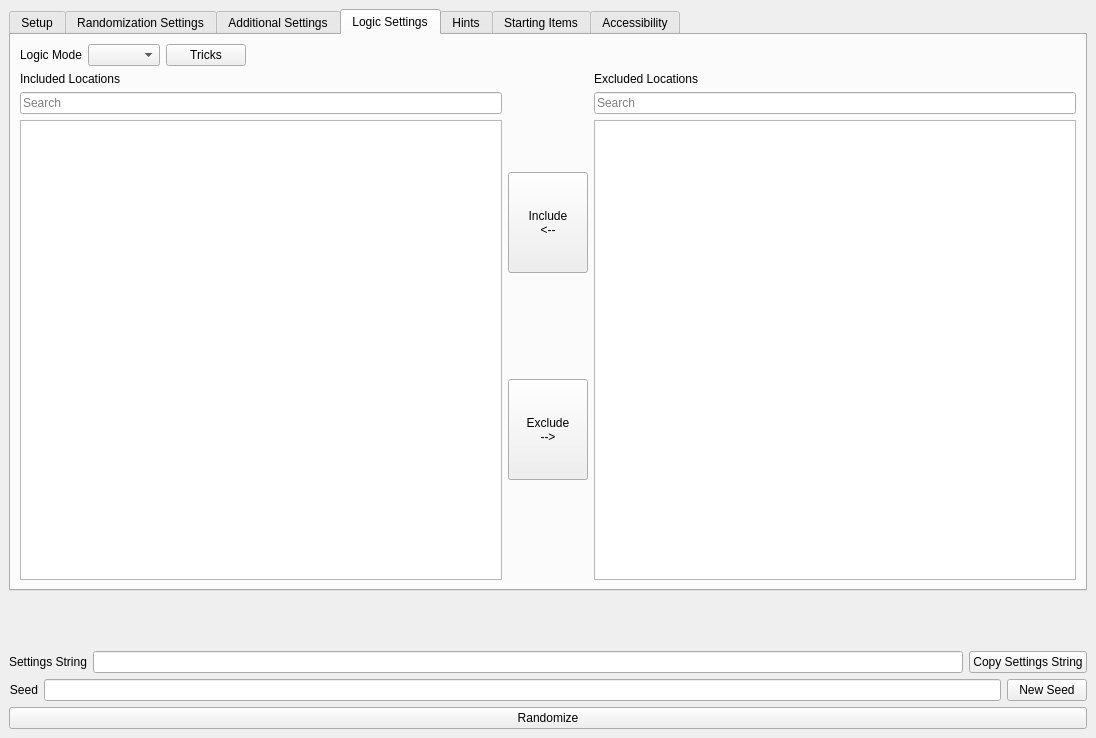
Qt form gui/randogui.ui (ssrando/ssrando) before a commit.
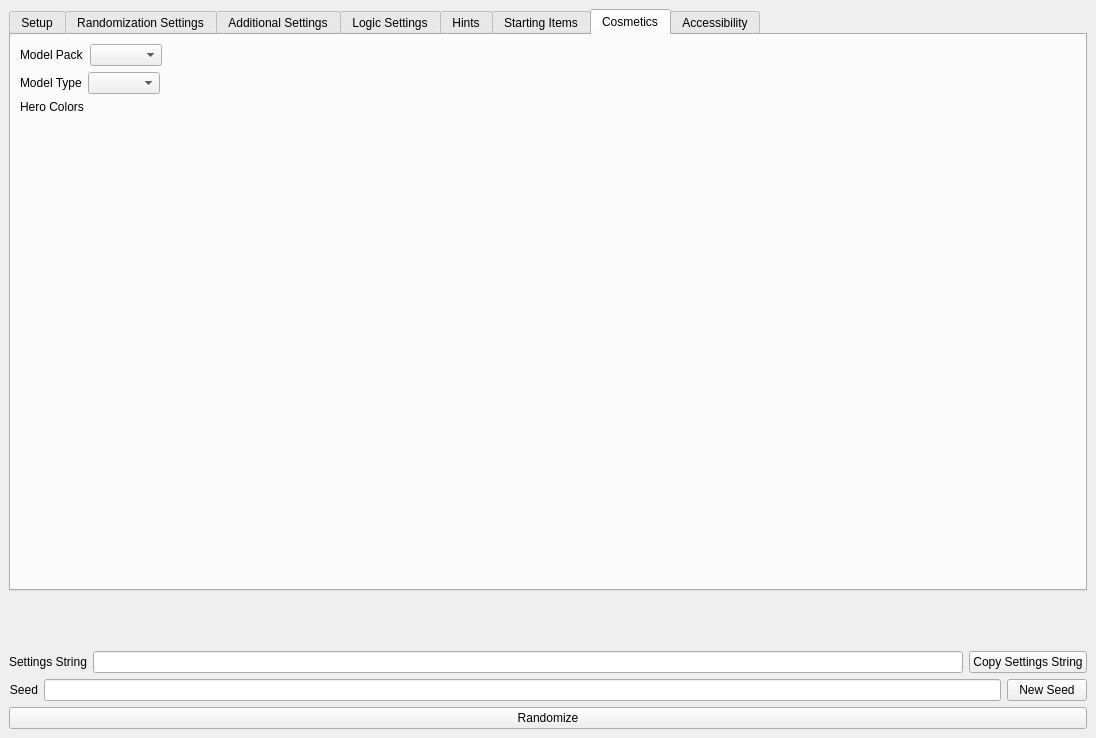
The same form after that commit.

Commit message: Model select, texture colour replacements

```diff
--- a/gui/randogui.ui
+++ b/gui/randogui.ui
@@ -60,7 +60,7 @@
        <number>-6</number>
       </property>
       <property name="currentIndex">
-       <number>3</number>
+       <number>6</number>
       </property>
       <property name="usesScrollButtons">
        <bool>true</bool>
@@ -2045,6 +2045,103 @@
         </item>
        </layout>
       </widget>
+      <widget class="QWidget" name="tab_cosmetics">
+       <attribute name="title">
+        <string>Cosmetics</string>
+       </attribute>
+       <layout class="QVBoxLayout" name="verticalLayout_31">
+        <item>
+         <layout class="QVBoxLayout" name="custom_model_settings">
+          <item>
+           <layout class="QHBoxLayout" name="horizontalLayout_11">
+            <item>
+             <widget class="QLabel" name="label_player_model_select">
+              <property name="text">
+               <string>Model Pack</string>
+              </property>
+             </widget>
+            </item>
+            <item>
+             <widget class="QComboBox" name="option_model_pack_select">
+              <property name="currentIndex">
+               <number>-1</number>
+              </property>
+             </widget>
+            </item>
+            <item>
+             <spacer name="horizontalSpacer_2">
+              <property name="orientation">
+               <enum>Qt::Horizontal</enum>
+              </property>
+              <property name="sizeHint" stdset="0">
+               <size>
+                <width>40</width>
+                <height>20</height>
+               </size>
+              </property>
+             </spacer>
+            </item>
+           </layout>
+          </item>
+          <item>
+           <layout class="QHBoxLayout" name="horizontalLayout_2">
+            <item>
+             <widget class="QLabel" name="label_colour_preset_select_label">
+              <property name="text">
+               <string>Model Type</string>
+              </property>
+             </widget>
+            </item>
+            <item>
+             <widget class="QComboBox" name="option_model_type_select">
+              <property name="enabled">
+               <bool>true</bool>
+              </property>
+             </widget>
+            </item>
+            <item>
+             <spacer name="horizontalSpacer">
+              <property name="orientation">
+               <enum>Qt::Horizontal</enum>
+              </property>
+              <property name="sizeHint" stdset="0">
+               <size>
+                <width>40</width>
+                <height>20</height>
+               </size>
+              </property>
+             </spacer>
+            </item>
+           </layout>
+          </item>
+         </layout>
+        </item>
+        <item>
+         <layout class="QVBoxLayout" name="vlay_test_colour">
+          <item>
+           <widget class="QLabel" name="label">
+            <property name="text">
+             <string>Hero Colors</string>
+            </property>
+           </widget>
+          </item>
+          <item>
+           <spacer name="verticalSpacer">
+            <property name="orientation">
+             <enum>Qt::Vertical</enum>
+            </property>
+            <property name="sizeHint" stdset="0">
+             <size>
+              <width>20</width>
+              <height>40</height>
+             </size>
+            </property>
+           </spacer>
+          </item>
+         </layout>
+        </item>
+       </layout>
+      </widget>
       <widget class="QWidget" name="tab_accessibility">
        <attribute name="title">
         <string>Accessibility</string>
```
The commit also changes 30 other files.
